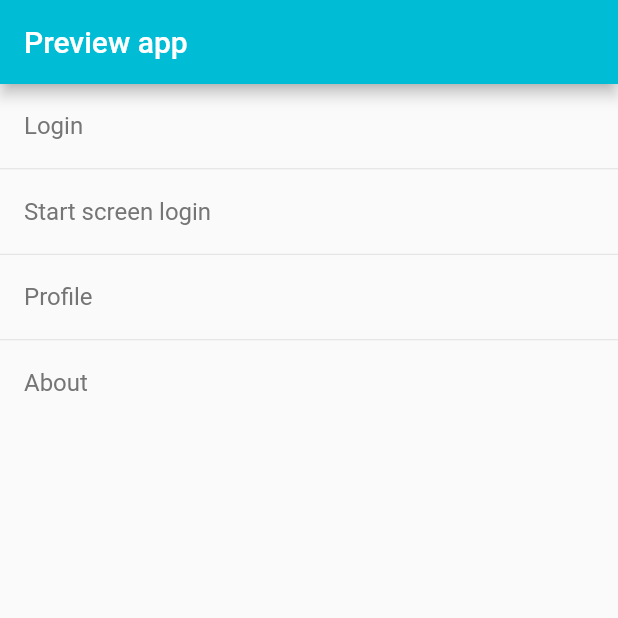
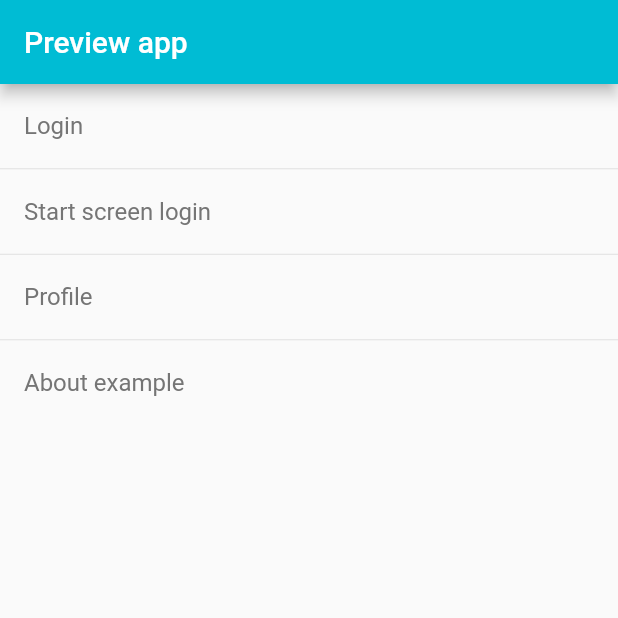
Before and after one commit to tom-novak/flutter-common-widgets, a Flutter app: the screen it shows after launch, item 5 of the bottom bar chosen, on a phone screen of 412 x 824 dp, the top half of it. Run offline on Flutter 3.47's test engine with Material 2 defaults, Android fonts, the phone set to English and light mode, and no system bars; our stand-ins replace flutter_conditional_rendering, package_info_plus, shimmer.

Commit message:
App package info provider

```diff
--- a/example/pubspec.yaml
+++ b/example/pubspec.yaml
@@ -31,11 +31,12 @@ dependencies:
     sdk: flutter
   flutter_common_widgets:
     path: ../
-
+  provider: ^6.0.2
 
   # The following adds the Cupertino Icons font to your application.
   # Use with the CupertinoIcons class for iOS style icons.
   cupertino_icons: ^1.0.2
+  package_info_plus: ^1.3.0
 
 dev_dependencies:
   flutter_test:
--- /dev/null
+++ b/lib/src/model/app_package_info.dart
@@ -0,0 +1,23 @@
+import 'package:flutter/material.dart';
+import 'package:package_info_plus/package_info_plus.dart';
+
+class AppPackageInfo extends ChangeNotifier {
+  PackageInfo? _packageInfo;
+
+  PackageInfo? get data => _packageInfo;
+
+  String? get appName => _packageInfo?.appName;
+
+  String? get packageName => _packageInfo?.packageName;
+
+  String? get version => _packageInfo?.version;
+
+  String? get buildNumber => _packageInfo?.buildNumber;
+
+  String? get buildSignature => _packageInfo?.buildSignature;
+
+  void init() async {
+    _packageInfo = await PackageInfo.fromPlatform();
+    notifyListeners();
+  }
+}
--- a/lib/src/model/export.dart
+++ b/lib/src/model/export.dart
@@ -1 +1,2 @@
 export 'common_item.dart';
+export 'app_package_info.dart';
--- a/lib/src/preview/preview_main_screen.dart
+++ b/lib/src/preview/preview_main_screen.dart
@@ -37,7 +37,7 @@ final mainSlots = <PageSlot>[
   PageSlot(
     icon: const Icon(Icons.menu),
     label: 'Next',
-    content: PreviewMenuPage(),
+    content: const PreviewMenuPage(),
   ),
 ];
 
--- a/lib/src/preview/preview_menu_page.dart
+++ b/lib/src/preview/preview_menu_page.dart
@@ -1,8 +1,8 @@
 import 'package:flutter/material.dart';
 import 'package:flutter_common_widgets/flutter_common_widgets.dart';
 import 'package:flutter_common_widgets/src/screen/menu_page.dart';
+import 'package:provider/provider.dart';
 
-class PreviewMenuPage extends StatelessWidget {
 final menuItems = <String, CommonItem>{
   'login': CommonItem(
     icon: const Icon(Icons.login),
@@ -22,14 +22,51 @@ class PreviewMenuPage extends StatelessWidget {
   ),
 };
 
-  PreviewMenuPage({Key? key}) : super(key: key);
+class PreviewMenuPage extends StatefulWidget {
+  const PreviewMenuPage({Key? key}) : super(key: key);
+
+  @override
+  State<PreviewMenuPage> createState() => _PreviewMenuPageState();
+}
+
+class _PreviewMenuPageState extends State<PreviewMenuPage> {
+  @override
+  void initState() {
+    context.read<AppPackageInfo>().init();
+    super.initState();
+  }
 
   @override
   Widget build(BuildContext context) {
     return MenuPage(
-      items: menuItems.values.toList(),
-      onTap: (item) {
-        if (item == menuItems['profile']) {
+      tiles: [
+        CommonListTile(
+          item: menuItems['login'],
+          onTap: () {
+            Navigator.of(context).push(
+              MaterialPageRoute(
+                builder: (context) {
+                  return const PreviewLogin();
+                },
+              ),
+            );
+          },
+        ),
+        CommonListTile(
+          item: menuItems['start_login'],
+          onTap: () {
+            Navigator.of(context).push(
+              MaterialPageRoute(
+                builder: (context) {
+                  return const PreviewStartLogin();
+                },
+              ),
+            );
+          },
+        ),
+        CommonListTile(
+          item: menuItems['profile'],
+          onTap: () {
             Navigator.of(context).push(
               MaterialPageRoute(
                 builder: (context) {
@@ -40,38 +77,20 @@ class PreviewMenuPage extends StatelessWidget {
                 },
               ),
             );
-        } else if (item == menuItems['about']) {
-          showAboutDialog(
-            context: context,
-            applicationName: 'Preview application',
-            applicationVersion: '0.1 pre-alpha',
-            applicationIcon: const ImageIcon(
-              AssetImage(
-                'assets/images/train.jpg',
-                package: 'flutter_common_widgets',
-              ),
-              size: 48.0,
-            ),
-            applicationLegalese: 'MIT License',
-          );
-        } else if (item == menuItems['login']) {
-          Navigator.of(context).push(
-            MaterialPageRoute(
-              builder: (context) {
-                return const PreviewLogin();
           },
         ),
+        Consumer<AppPackageInfo>(
+          builder: (context, appPackageInfo, child) {
+            return AboutListTile(
+              applicationName: appPackageInfo.appName ?? '',
+              applicationVersion:
+                  '${appPackageInfo.version ?? ''} (${appPackageInfo.buildNumber ?? ''})',
+              child:
+                  appPackageInfo.data == null ? const Text('About...') : null,
             );
-        } else if (item == menuItems['start_login']) {
-          Navigator.of(context).push(
-            MaterialPageRoute(
-              builder: (context) {
-                return const PreviewStartLogin();
           },
         ),
-          );
-        }
-      },
+      ],
     );
   }
 }
--- a/lib/src/screen/menu_page.dart
+++ b/lib/src/screen/menu_page.dart
@@ -2,27 +2,20 @@ import 'package:flutter/material.dart';
 import 'package:flutter_common_widgets/flutter_common_widgets.dart';
 
 class MenuPage extends StatelessWidget {
-  final List<CommonItem> items;
-  final ValueChanged<CommonItem>? onTap;
-  final ValueChanged<CommonItem>? onLongPress;
+  final List<Widget> tiles;
 
   const MenuPage(
-      {Key? key, List<CommonItem>? items, this.onTap, this.onLongPress})
-      : items = items ?? const <CommonItem>[],
+      {Key? key, List<Widget>? tiles})
+      : tiles = tiles ?? const <CommonListTile>[],
         super(key: key);
 
   @override
   Widget build(BuildContext context) {
     return BaseVerticalPage(
       content: ListView.separated(
-        itemCount: items.length,
+        itemCount: tiles.length,
         separatorBuilder: (context, index) => const Divider(),
-        itemBuilder: (context, index) => CommonListTile(
-          item: items[index],
-          onTap: () => onTap != null ? onTap!(items[index]) : null,
-          onLongPress: () =>
-              onLongPress != null ? onLongPress!(items[index]) : null,
-        ),
+        itemBuilder: (context, index) => tiles[index],
       ),
     );
   }
--- a/pubspec.yaml
+++ b/pubspec.yaml
@@ -1,7 +1,7 @@
 name: flutter_common_widgets
 description: A new Flutter project.
 version: 0.0.1
-homepage:
+homepage: https://github.com/tom-novak/flutter-common-widgets
 
 environment:
   sdk: ">=2.15.1 <3.0.0"
@@ -11,6 +11,8 @@ dependencies:
   flutter:
     sdk: flutter
   flutter_conditional_rendering: ^2.0.0
+  package_info_plus: ^1.3.0
+  provider: ^6.0.2
   shimmer: ^2.0.0
 
 dev_dependencies:
```
Also changed, not shown: example/lib/main.dart (+11 -1 lines), example/pubspec.lock, pubspec.lock, 2 other files. Lines whose indentation alone changed are shown as unchanged.
